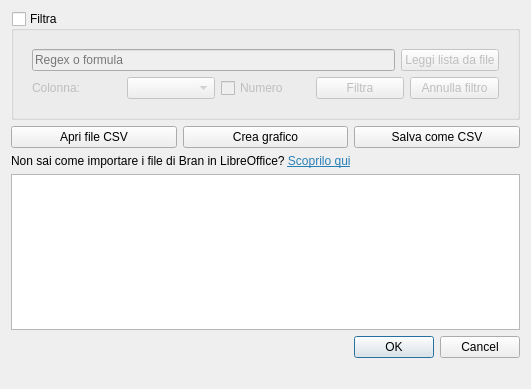
zorbaproject/Bran, file forms/tableeditor.ui: the form before one commit.
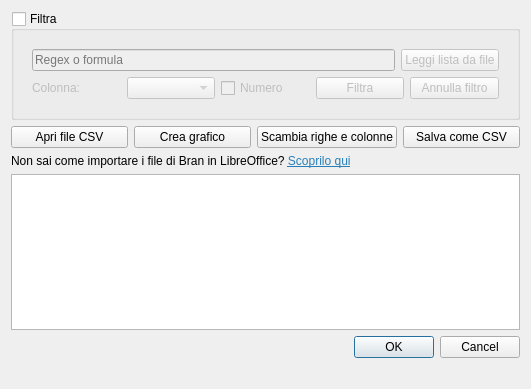
The form after the commit. Icons and pictures are not drawn.

Commit message: Riscrivo importazione tsv in tableeditor, funzione ribaltamento tabella

Diff of the .ui file:
```diff
--- a/forms/tableeditor.ui
+++ b/forms/tableeditor.ui
@@ -112,6 +112,17 @@
        </property>
       </widget>
      </item>
+     <item>
+      <widget class="QPushButton" name="ribaltatabella">
+       <property name="text">
+        <string>Scambia righe e colonne</string>
+       </property>
+       <property name="icon">
+        <iconset resource="../resources.qrc">
+         <normaloff>:/icons/icons/object-rotate-left.png</normaloff>:/icons/icons/object-rotate-left.png</iconset>
+       </property>
+      </widget>
+     </item>
      <item>
       <widget class="QPushButton" name="salvacsv">
        <property name="text">
```
The commit also changes 12 other files.
